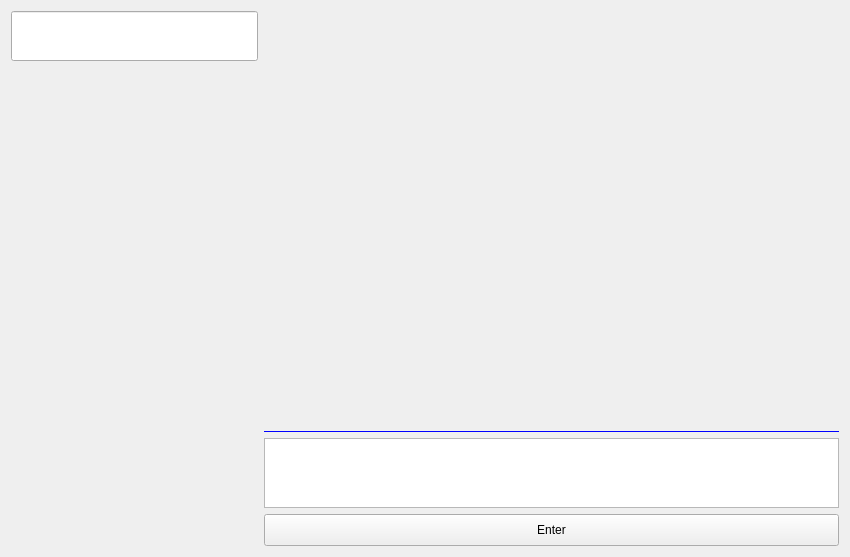
Qt form MyGameLauncher/ChatWidget.ui (ngee044/MyGameLauncher) before a commit.
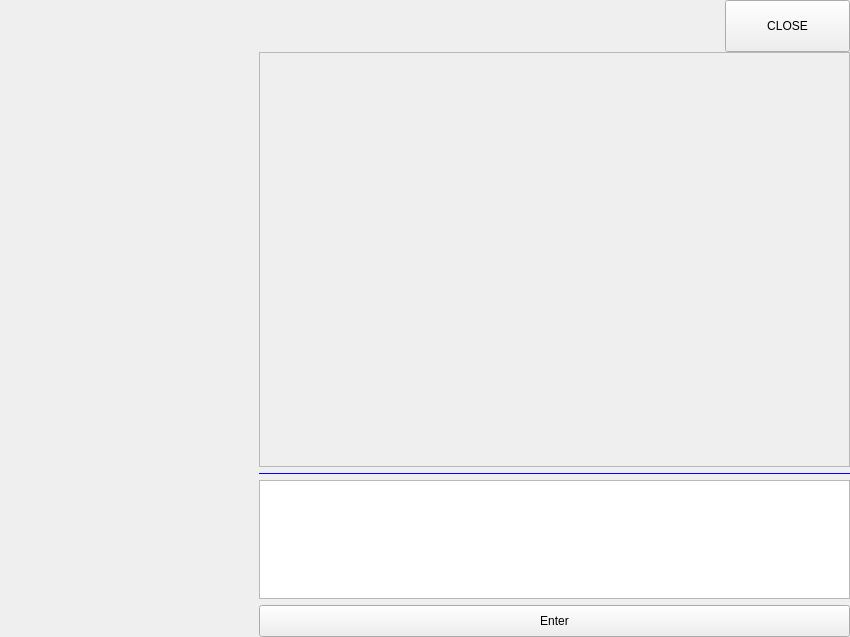
The same form after that commit.

Commit message: ChatWidget 스타일 코드 및 기본 기능 함수 추가

What changed in the file:
```diff
--- a/MyGameLauncher/ChatWidget.ui
+++ b/MyGameLauncher/ChatWidget.ui
@@ -7,12 +7,76 @@
     <x>0</x>
     <y>0</y>
     <width>850</width>
-    <height>557</height>
+    <height>637</height>
    </rect>
   </property>
   <property name="windowTitle">
    <string>ChatWidget</string>
   </property>
+  <layout class="QVBoxLayout" name="verticalLayout_3">
+   <property name="spacing">
+    <number>0</number>
+   </property>
+   <property name="leftMargin">
+    <number>0</number>
+   </property>
+   <property name="topMargin">
+    <number>0</number>
+   </property>
+   <property name="rightMargin">
+    <number>0</number>
+   </property>
+   <property name="bottomMargin">
+    <number>0</number>
+   </property>
+   <item>
+    <widget class="QWidget" name="widget" native="true">
+     <layout class="QHBoxLayout" name="horizontalLayout_2">
+      <property name="spacing">
+       <number>0</number>
+      </property>
+      <property name="leftMargin">
+       <number>0</number>
+      </property>
+      <property name="topMargin">
+       <number>0</number>
+      </property>
+      <property name="rightMargin">
+       <number>0</number>
+      </property>
+      <property name="bottomMargin">
+       <number>0</number>
+      </property>
+      <item>
+       <spacer name="horizontalSpacer">
+        <property name="orientation">
+         <enum>Qt::Horizontal</enum>
+        </property>
+        <property name="sizeHint" stdset="0">
+         <size>
+          <width>722</width>
+          <height>20</height>
+         </size>
+        </property>
+       </spacer>
+      </item>
+      <item>
+       <widget class="QToolButton" name="toolButton">
+        <property name="minimumSize">
+         <size>
+          <width>125</width>
+          <height>52</height>
+         </size>
+        </property>
+        <property name="text">
+         <string>CLOSE</string>
+        </property>
+       </widget>
+      </item>
+     </layout>
+    </widget>
+   </item>
+   <item>
   <layout class="QHBoxLayout" name="horizontalLayout" stretch="3,7">
    <item>
     <widget class="QWidget" name="left_widget_" native="true">
@@ -32,16 +96,6 @@
       <property name="bottomMargin">
        <number>0</number>
       </property>
-      <item>
-       <widget class="QLineEdit" name="lineEdit_2">
-        <property name="minimumSize">
-         <size>
-          <width>0</width>
-          <height>50</height>
-         </size>
-        </property>
-       </widget>
-      </item>
       <item>
        <widget class="QWidget" name="friend_list_widget_" native="true"/>
       </item>
@@ -49,7 +103,7 @@
     </widget>
    </item>
    <item>
-    <layout class="QVBoxLayout" name="verticalLayout" stretch="1,8,0,1,1">
+      <layout class="QVBoxLayout" name="verticalLayout" stretch="7,1,2,1">
      <property name="leftMargin">
       <number>0</number>
      </property>
@@ -63,10 +117,21 @@
       <number>0</number>
      </property>
      <item>
-      <widget class="QWidget" name="widget_2" native="true"/>
-     </item>
-     <item>
-      <widget class="QWidget" name="widget_3" native="true"/>
+        <widget class="QScrollArea" name="main_chat_widget_">
+         <property name="widgetResizable">
+          <bool>true</bool>
+         </property>
+         <widget class="QWidget" name="chat_item_contents_">
+          <property name="geometry">
+           <rect>
+            <x>0</x>
+            <y>0</y>
+            <width>585</width>
+            <height>410</height>
+           </rect>
+          </property>
+         </widget>
+        </widget>
      </item>
      <item>
       <widget class="QLabel" name="label">
@@ -105,6 +170,8 @@
         <string>Enter</string>
        </property>
       </widget>
+       </item>
+      </layout>
      </item>
     </layout>
    </item>
```
Left out of the diff: 7 changed lines with no effect on the pictures. Lines whose indentation alone changed are shown as unchanged. The commit also changes 4 other files.
